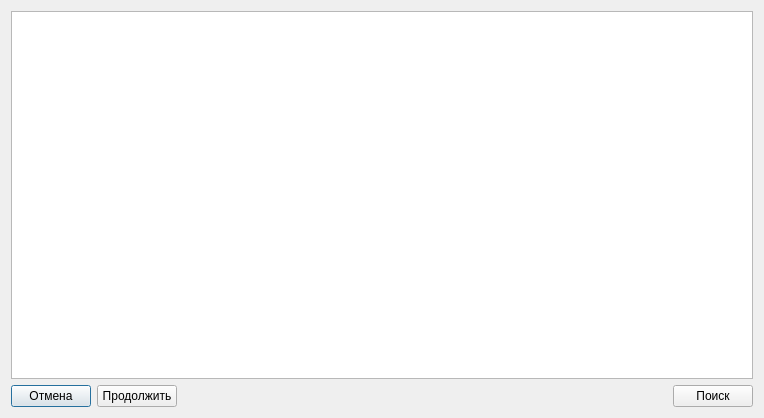
Before: the Qt Designer form src/core/dialogs/phonefinddialog.ui in Arox/makler, drawn with Qt 5.
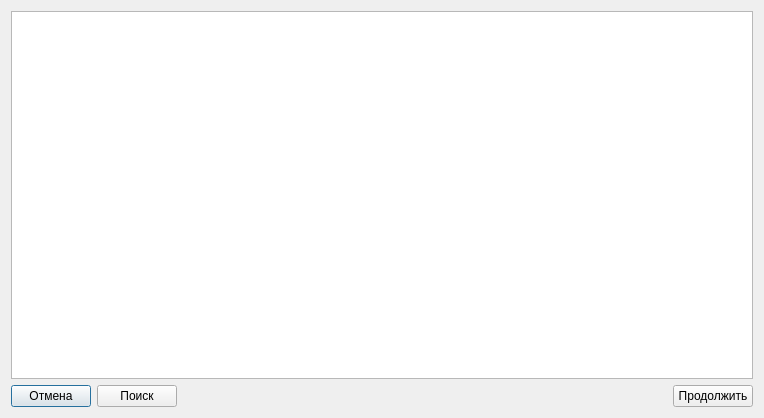
After: the same form once the commit is applied.

Diff of the .ui file:
```diff
--- a/src/core/dialogs/phonefinddialog.ui
+++ b/src/core/dialogs/phonefinddialog.ui
@@ -34,9 +34,9 @@
       </widget>
      </item>
      <item>
-      <widget class="QPushButton" name="mpNext">
+      <widget class="QPushButton" name="mpFind">
        <property name="text">
-        <string>Продолжить</string>
+        <string>Поиск</string>
        </property>
       </widget>
      </item>
@@ -54,9 +54,9 @@
       </spacer>
      </item>
      <item>
-      <widget class="QPushButton" name="mpFind">
+      <widget class="QPushButton" name="mpNext">
        <property name="text">
-        <string>Поиск</string>
+        <string>Продолжить</string>
        </property>
       </widget>
      </item>
```
